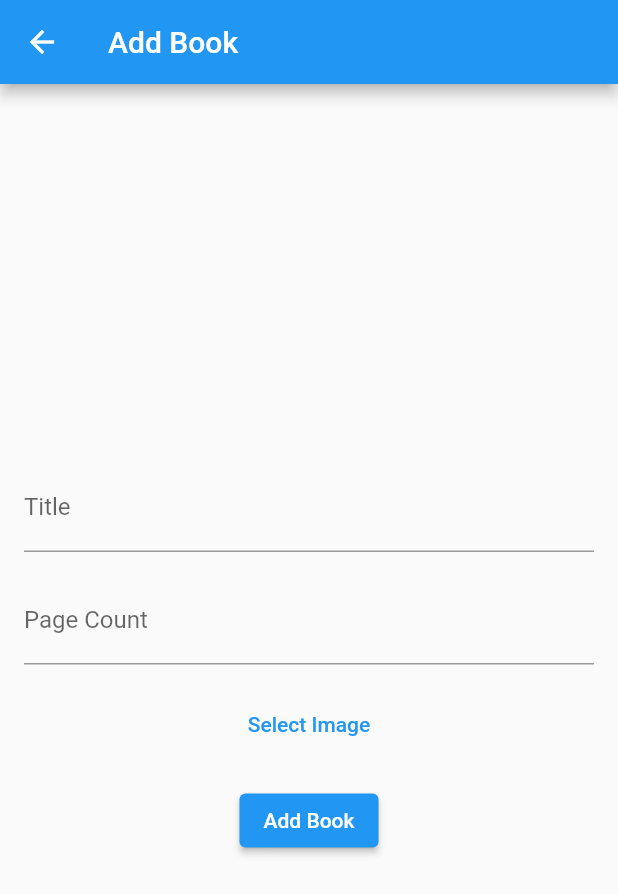
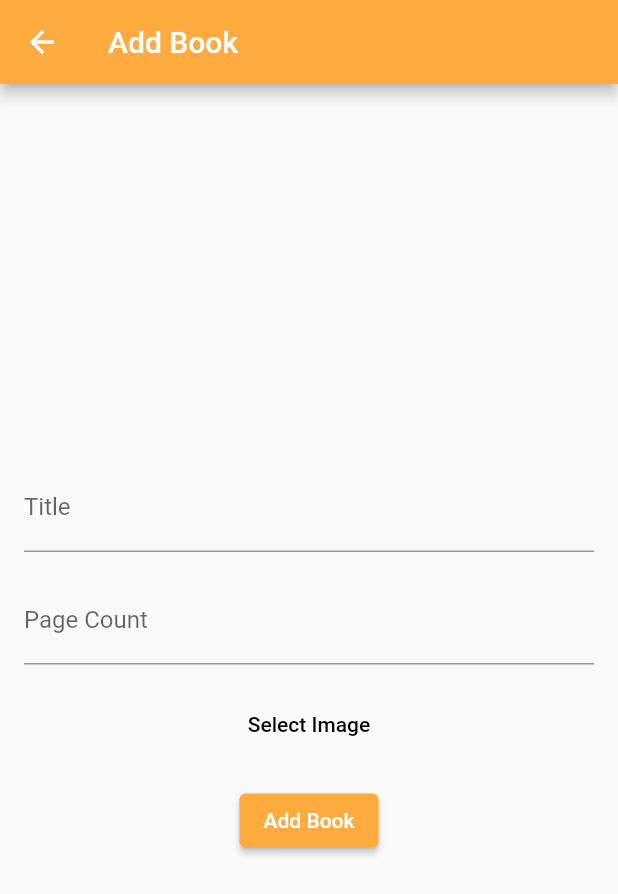
Before and after one commit to offie321/boekenlegger, a Flutter app: the AddBookPage screen opened directly, on a phone screen of 412 x 824 dp. Shown: the top 894 px of the screen. Run offline on Flutter 3.47's test engine with Material 2 defaults, Android fonts, the phone set to English and light mode, and no system bars; our stand-ins replace cloud_firestore, firebase_auth, firebase_core, firebase_storage, image_picker; accounts and stored records are empty.

Commit message:
Changed addBook page style

```diff
--- a/lib/add_book_page.dart
+++ b/lib/add_book_page.dart
@@ -23,6 +23,7 @@ class _AddBookPageState extends State<AddBookPage> {
   Widget build(BuildContext context) {
     return Scaffold(
       appBar: AppBar(
+        backgroundColor: Colors.orangeAccent,
         title: Text('Add Book'),
       ),
       body: Padding(
@@ -56,6 +57,9 @@ class _AddBookPageState extends State<AddBookPage> {
                   child: Image.file(selectedImage!),
               )
                   : Text('Select Image'),
+              style: ButtonStyle(
+                foregroundColor: MaterialStateProperty.all<Color>(Colors.black), // Set the desired background color
+              ),
             ),
             SizedBox(height: 16.0),
             ElevatedButton(
@@ -63,6 +67,9 @@ class _AddBookPageState extends State<AddBookPage> {
                 _addBook();
               },
               child: Text('Add Book'),
+              style: ButtonStyle(
+                backgroundColor: MaterialStateProperty.all<Color>(Colors.orangeAccent), // Set the desired background color
+              ),
             ),
           ],
         ),
```
